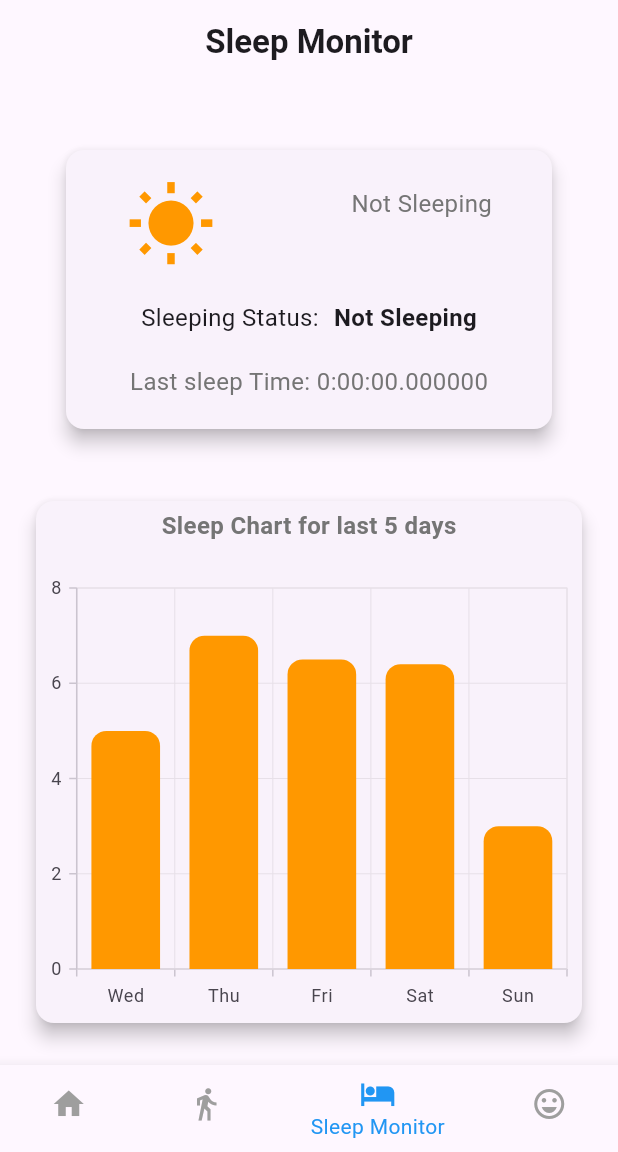
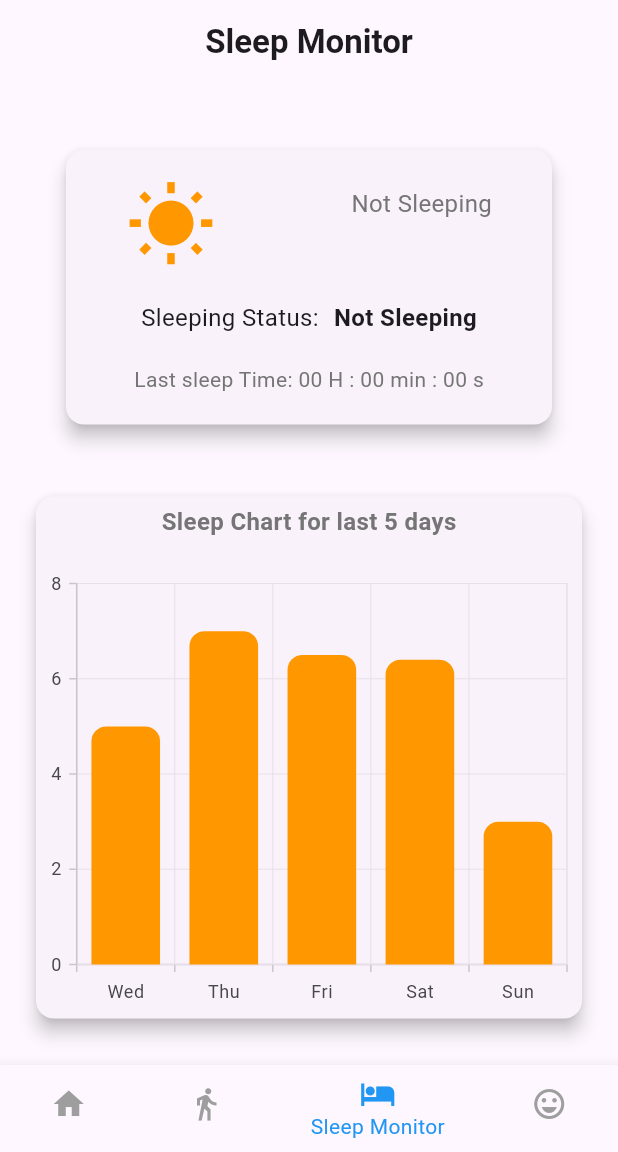
Before and after one commit to imshaaz21/Health_Companion_App, a Flutter app: the screen it shows after launch, item 3 of the bottom bar chosen, on a phone screen of 412 x 824 dp, the part 84-1236 px from its top. Run offline on Flutter 3.47's test engine with Material 3 defaults, Android fonts, the phone set to English and light mode, and no system bars; our stand-ins replace sensors_plus, shared_preferences, syncfusion_flutter_charts; missing offline and left inert: light, proximity_sensor.

Commit message:
Update on slepp monitor and providers

```diff
--- a/lib/screens/sleep_monitor_screen.dart
+++ b/lib/screens/sleep_monitor_screen.dart
@@ -1,9 +1,12 @@
 import 'package:flutter/material.dart';
 import 'package:flutter/foundation.dart' as foundation;
 import 'package:flutter/widgets.dart';
+import 'package:health_companion_app/providers/sleep_monitor_provider.dart';
+import 'package:health_companion_app/utils/utils.dart';
 import 'package:health_companion_app/widgets/sleep_chart.dart';
 import 'dart:async';
 import 'package:light/light.dart';
+import 'package:provider/provider.dart';
 import 'package:proximity_sensor/proximity_sensor.dart';
 import 'package:sensors_plus/sensors_plus.dart';
 
@@ -32,7 +35,9 @@ class Accelerometer extends State<SleepMonitorScreen> {
   late StreamSubscription<AccelerometerEvent> _accelerometerSubscription;
 
   void onData(int luxValue) async {
-    debugPrint("Lux value: $luxValue");
+    // debugPrint("Lux value: $luxValue");
+    Provider.of<SleepMonitorProvider>(context, listen: false)
+        .updateLuxValue(luxValue.toDouble());
     setState(() {
       _luxString = "$luxValue";
     });
@@ -58,7 +63,7 @@ class Accelerometer extends State<SleepMonitorScreen> {
     startListeningLight();
 
     _accelerometerSubscription =
-        accelerometerEvents.listen((AccelerometerEvent event) {
+        accelerometerEventStream().listen((AccelerometerEvent event) {
       double totalAcceleration = event.y.abs();
       if (totalAcceleration > _activityThreshold) {
         // Movement detected, potentially not sleeping
@@ -70,6 +75,11 @@ class Accelerometer extends State<SleepMonitorScreen> {
             _sleepStartTime = null;
             if (_sleepDuration > 10) {
               _activity_last_slept_time = Duration(seconds: _sleepDuration);
+              Provider.of<SleepMonitorProvider>(context, listen: false)
+                  .addSleepData(_sleepDuration.toDouble());
+              Provider.of<SleepMonitorProvider>(context, listen: false)
+                  .updateSleepDuration(
+                      formatDuration(_activity_last_slept_time));
             }
             _sleepDuration = 0;
           });
@@ -105,6 +115,7 @@ class Accelerometer extends State<SleepMonitorScreen> {
     super.dispose();
     _streamSubscription.cancel();
     _accelerometerSubscription.cancel();
+    _subscription?.cancel();
   }
 
   Future<void> listenSensor() async {
@@ -175,7 +186,8 @@ class Accelerometer extends State<SleepMonitorScreen> {
                 padding: const EdgeInsets.all(20.0),
                 child: Card(
                   elevation: 5,
-                  surfaceTintColor: _isSleeping ? Colors.black : Colors.white,
+                  surfaceTintColor:
+                      _sleepDuration > 10 ? Colors.black : Colors.white,
                   child: Padding(
                     padding: const EdgeInsets.all(20.0),
                     child: Column(
@@ -186,7 +198,7 @@ class Accelerometer extends State<SleepMonitorScreen> {
                           mainAxisAlignment: MainAxisAlignment.spaceAround,
                           children: [
                             Icon(
-                              _isSleeping
+                              _sleepDuration > 10
                                   ? Icons.bedtime // Sleeping icon
                                   : Icons.wb_sunny, // Not sleeping icon
                               size: 60,
@@ -198,7 +210,7 @@ class Accelerometer extends State<SleepMonitorScreen> {
                               crossAxisAlignment: CrossAxisAlignment.start,
                               children: [
                                 Text(
-                                  _isSleeping
+                                  _sleepDuration > 10
                                       ? 'Sleeping Duration:'
                                       : 'Not Sleeping',
                                   style: TextStyle(
@@ -206,8 +218,9 @@ class Accelerometer extends State<SleepMonitorScreen> {
                                 ),
                                 const SizedBox(height: 5),
                                 Text(
-                                  _isSleeping
-                                      ? '${Duration(seconds: _sleepDuration)}'
+                                  _sleepDuration > 10
+                                      ? formatDuration(
+                                          Duration(seconds: _sleepDuration))
                                       : '',
                                   style: const TextStyle(fontSize: 16),
                                 ),
@@ -226,7 +239,7 @@ class Accelerometer extends State<SleepMonitorScreen> {
                             ),
                             const SizedBox(width: 10),
                             Text(
-                              _isSleeping ? 'Sleeping' : 'Not Sleeping',
+                              _sleepDuration > 10 ? 'Sleeping' : 'Not Sleeping',
                               style: const TextStyle(
                                   fontSize: 16, fontWeight: FontWeight.bold),
                             ),
@@ -235,9 +248,9 @@ class Accelerometer extends State<SleepMonitorScreen> {
                         const SizedBox(height: 20),
                         // // Last sleep Time
                         Text(
-                          'Last sleep Time: $_activity_last_slept_time',
+                          'Last sleep Time: ${formatDuration(_activity_last_slept_time)}',
                           style:
-                              TextStyle(fontSize: 16, color: Colors.grey[600]),
+                              TextStyle(fontSize: 14, color: Colors.grey[600]),
                         ),
                       ],
                     ),
```
Also changed, not shown: lib/providers/sleep_monitor_provider.dart (added, +142 -0 lines), lib/utils/utils.dart (+35 -0 lines).
